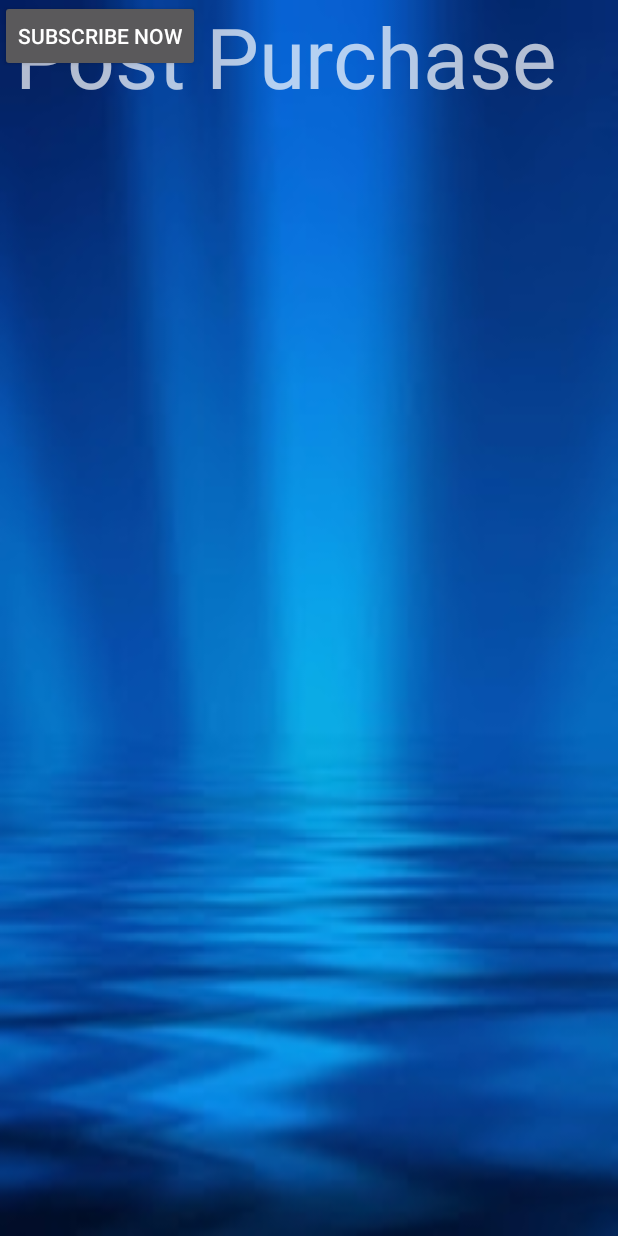
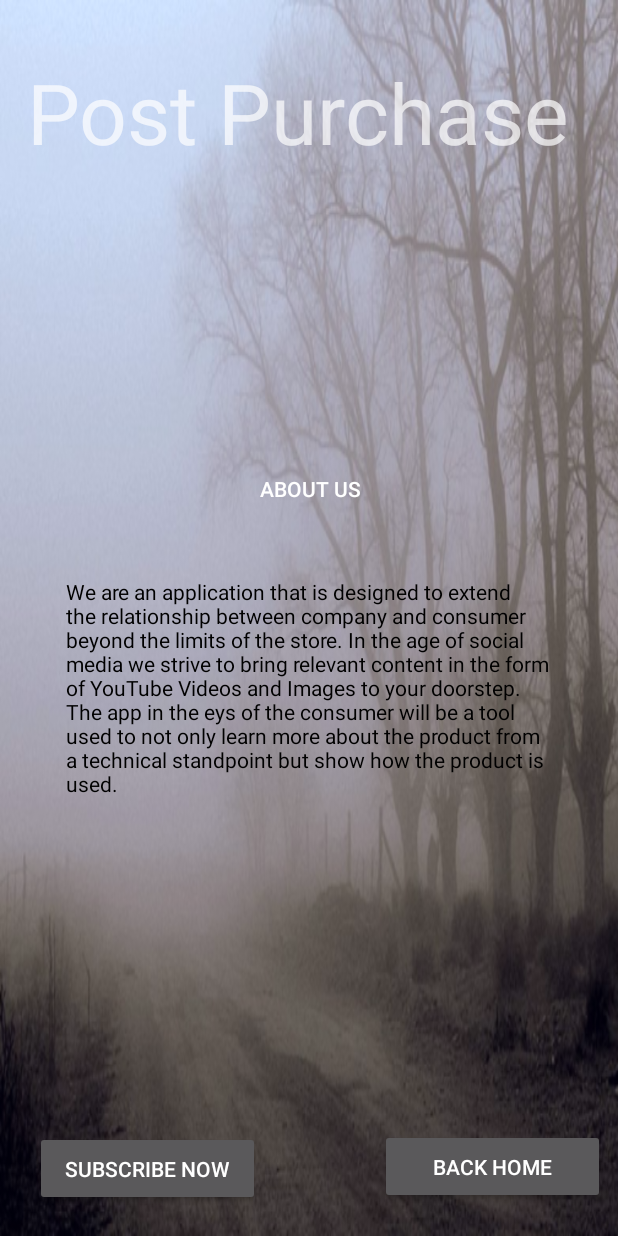
Before and after one commit to nikhil1trivedi/Final_Post_Purchase, an Android app: the about_us screen opened directly, with no data from a screen before it, on a phone screen of 412 x 824 dp. Run offline under Robolectric (Android 15) with nearby library versions, the phone set to English and light mode, and no system bars.

Commit message:
adding new images and config file

```diff
--- a/app/src/main/java/com/example/trivedi_dell/final_app_post_purchase/about_us.java
+++ b/app/src/main/java/com/example/trivedi_dell/final_app_post_purchase/about_us.java
@@ -1,7 +1,9 @@
 package com.example.trivedi_dell.final_app_post_purchase;
 
+import android.content.Intent;
 import android.support.v7.app.AppCompatActivity;
 import android.os.Bundle;
+import android.view.View;
 import android.widget.Button;
 
 public class about_us extends AppCompatActivity {
@@ -12,6 +14,21 @@ public class about_us extends AppCompatActivity {
         setContentView(R.layout.activity_about_us);
 
         Button subscribe_button = (Button) findViewById(R.id.subscribe_button);
+        Button home_button = (Button) findViewById(R.id.home_button);
 
+
+        subscribe_button.setOnClickListener(new View.OnClickListener(){
+            @Override
+            public void onClick(View view){
+                startActivity(new Intent(about_us.this , subsciption_success.class));
+            }
+        });
+
+        home_button.setOnClickListener(new View.OnClickListener() {
+                @Override
+                public void onClick(View view) {
+                    startActivity(new Intent(about_us.this , Welcome_page.class));
+                }
+        });
     }
 }
--- a/app/src/main/res/layout/activity_about_us.xml
+++ b/app/src/main/res/layout/activity_about_us.xml
@@ -1,48 +1,67 @@
 <?xml version="1.0" encoding="utf-8"?>
-<android.support.constraint.ConstraintLayout xmlns:android="http://schemas.android.com/apk/res/android"
+<RelativeLayout xmlns:android="http://schemas.android.com/apk/res/android"
     xmlns:app="http://schemas.android.com/apk/res-auto"
     xmlns:tools="http://schemas.android.com/tools"
     android:layout_width="match_parent"
     android:layout_height="match_parent"
     tools:context="com.example.trivedi_dell.final_app_post_purchase.about_us"
-    android:background="@drawable/blue_background">
+    android:background="@drawable/foggy">
 
     <Button
         android:id="@+id/subscribe_button"
-        android:layout_width="wrap_content"
-        android:layout_height="wrap_content"
-        android:text="Subscribe Now"
-        tools:layout_editor_absoluteX="280dp"
-        tools:layout_editor_absoluteY="580dp" />
+        android:layout_width="150dp"
+        android:layout_height="50dp"
+        android:layout_alignBaseline="@+id/home_button"
+        android:layout_alignBottom="@+id/home_button"
+        android:layout_alignParentLeft="true"
+        android:layout_alignParentStart="true"
+        android:layout_marginLeft="23dp"
+        android:layout_marginStart="23dp"
+        android:text="Subscribe Now" />
 
     <TextView
         android:id="@+id/title_text"
         android:layout_width="395dp"
         android:layout_height="wrap_content"
+        android:layout_marginTop="37dp"
         android:text="Post Purchase "
         android:textAlignment="center"
         android:textAppearance="@style/TextAppearance.AppCompat.Display3"
-        tools:layout_editor_absoluteX="8dp"
-        tools:layout_editor_absoluteY="0dp" />
+        app:layout_constraintVertical_bias="0.0"
+        android:layout_alignParentTop="true"
+        android:layout_centerHorizontal="true" />
 
     <TextView
         android:id="@+id/about_us_string"
         android:layout_width="wrap_content"
         android:layout_height="wrap_content"
+        android:layout_above="@+id/content_text"
+        android:layout_marginBottom="49dp"
+        android:layout_toEndOf="@+id/subscribe_button"
+        android:layout_toRightOf="@+id/subscribe_button"
         android:text="About Us "
         android:textAppearance="@style/TextAppearance.AppCompat.Button"
-        tools:layout_editor_absoluteX="99dp"
-        tools:layout_editor_absoluteY="169dp"
-        app:layout_constraintRight_toLeftOf="parent"
-        app:layout_constraintLeft_toRightOf="parent"/>
+        tools:layout_editor_absoluteY="66dp" />
 
     <TextView
         android:id="@+id/content_text"
         android:layout_width="323dp"
         android:layout_height="276dp"
-        android:text="Disciption of the app"
-        app:layout_constraintLeft_toRightOf="parent"
-        app:layout_constraintRight_toLeftOf="parent"
-        tools:layout_editor_absoluteX="53dp"
-        tools:layout_editor_absoluteY="251dp" />
-</android.support.constraint.ConstraintLayout>
+        android:layout_above="@+id/home_button"
+        android:layout_centerHorizontal="true"
+        android:layout_marginBottom="92dp"
+        android:text="We are an application that is designed to extend the relationship between company and consumer beyond the limits of the store. In the age of social media we strive to bring relevant content in the form of YouTube Videos and Images to your doorstep. The app in the eys of the consumer will be a tool used to not only learn more about the product from a technical standpoint but show how the product is used. "
+        android:textColor="@android:color/black" />
+
+    <Button
+        android:id="@+id/home_button"
+        android:layout_width="150dp "
+        android:layout_height="50dp"
+        android:text="Back Home"
+        tools:layout_editor_absoluteX="223dp"
+        tools:layout_editor_absoluteY="609dp"
+        android:layout_alignParentBottom="true"
+        android:layout_alignRight="@+id/title_text"
+        android:layout_alignEnd="@+id/title_text"
+        android:layout_marginBottom="21dp" />
+</RelativeLayout>
```
Also changed, not shown: app/src/main/assets/ADBMobileConfig.json (+8 -1 lines), app/src/main/java/com/example/trivedi_dell/final_app_post_purchase/ap_activity.java (+54 -4 lines), app/src/main/java/com/example/trivedi_dell/final_app_post_purchase/subsciption_success.java (+9 -0 lines), app/src/main/res/layout/activity_ap_activity.xml (+56 -35 lines), app/src/main/res/layout/activity_subsciption_success.xml (+14 -5 lines), app/src/main/res/drawable/foggy.png (added), app/src/main/res/drawable/foggy_day.jpg (added), app/src/main/res/drawable/foggy_day_in_sf.jpg (added), app/src/main/res/drawable/foggy_prom.jpg (added).
